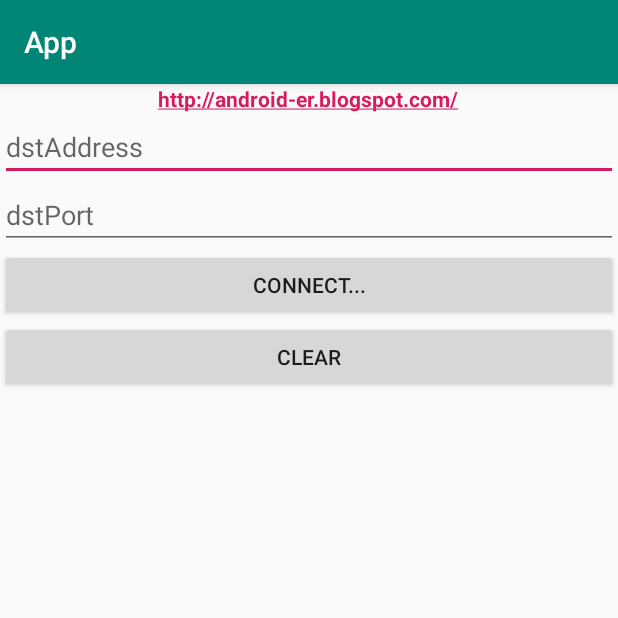
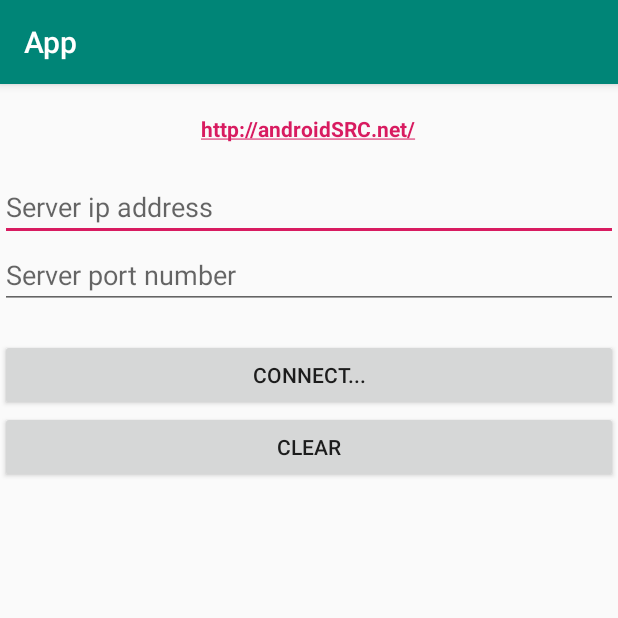
Before and after one commit to CPIJ/Cubi, an Android app: the screen it shows after launch (MainActivity), on a phone screen of 412 x 824 dp, the top half of it. Run offline under Robolectric (Android 15) with nearby library versions, the phone set to English and light mode, and no system bars.

Commit message:
knoppen toegevoegd android app

```diff
--- a/android/app/src/main/AndroidManifest.xml
+++ b/android/app/src/main/AndroidManifest.xml
@@ -1,6 +1,8 @@
 <?xml version="1.0" encoding="utf-8"?>
 <manifest xmlns:android="http://schemas.android.com/apk/res/android"
     package="com.cubi.app">
+
+    <uses-permission android:name="android.permission.INTERNET"/>
 
     <application
         android:allowBackup="true"
--- a/android/app/src/main/java/com/cubi/app/MainActivity.java
+++ b/android/app/src/main/java/com/cubi/app/MainActivity.java
@@ -2,6 +2,7 @@ package com.cubi.app;
 
 import android.support.v7.app.AppCompatActivity;
 import android.os.Bundle;
+import android.view.View;
 import android.widget.Button;
 import android.widget.EditText;
 import android.widget.TextView;
@@ -14,7 +15,7 @@ public class MainActivity extends AppCompatActivity {
     private Socket_Client socket_io;
     private Socket_Client socket_logic;
 
-    TextView textResponse;
+    TextView response;
     EditText editTextAddress, editTextPort;
     Button buttonConnect, buttonClear;
 
@@ -23,14 +24,32 @@ public class MainActivity extends AppCompatActivity {
         super.onCreate(savedInstanceState);
         setContentView(R.layout.activity_main);
 
-        editTextAddress = (EditText)findViewById(R.id.address);
-        editTextPort = (EditText)findViewById(R.id.port);
-        buttonConnect = (Button)findViewById(R.id.connect);
-        buttonClear = (Button)findViewById(R.id.clear);
-        textResponse = (TextView)findViewById(R.id.response);
-
         socket_io = new Socket_Client("192.168.70.146", 8002);
         socket_logic = new Socket_Client("192.168.70.57", 8001);
+
+        editTextAddress = (EditText) findViewById(R.id.addressEditText);
+        editTextPort = (EditText) findViewById(R.id.portEditText);
+        buttonConnect = (Button) findViewById(R.id.connectButton);
+        buttonClear = (Button) findViewById(R.id.clearButton);
+        response = (TextView) findViewById(R.id.responseTextView);
+
+        buttonConnect.setOnClickListener(new View.OnClickListener() {
+
+            @Override
+            public void onClick(View arg0) {
+                socket_io.setMessage("SET_MODE:LEARNING");
+                socket_io.execute();
+
+            }
+        });
+
+        buttonClear.setOnClickListener(new View.OnClickListener() {
+
+            @Override
+            public void onClick(View v) {
+                socket_logic.setMessage("SET_MODE:TRAINING");
+                socket_io.execute();
+            }
+        });
     }
-
 }
--- a/android/app/src/main/res/layout/activity_main.xml
+++ b/android/app/src/main/res/layout/activity_main.xml
@@ -2,39 +2,46 @@
     xmlns:tools="http://schemas.android.com/tools"
     android:layout_width="match_parent"
     android:layout_height="match_parent"
-    android:orientation="vertical"
-    tools:context=".MainActivity" >
+    android:orientation="vertical" >
 
     <TextView
         android:layout_width="wrap_content"
         android:layout_height="wrap_content"
         android:layout_gravity="center_horizontal"
+        android:layout_marginTop="20dp"
+        android:layout_marginBottom="20dp"
         android:autoLink="web"
-        android:text="http://android-er.blogspot.com/"
+        android:text="http://androidSRC.net/"
         android:textStyle="bold" />
+
     <EditText
-        android:id="@+id/address"
+        android:id="@+id/addressEditText"
         android:layout_width="match_parent"
         android:layout_height="wrap_content"
-        android:hint="dstAddress" />
+        android:hint="Server ip address" />
+
     <EditText
-        android:id="@+id/port"
+        android:id="@+id/portEditText"
         android:layout_width="match_parent"
         android:layout_height="wrap_content"
-        android:hint="dstPort" />
+        android:hint="Server port number" />
+
     <Button
-        android:id="@+id/connect"
+        android:id="@+id/connectButton"
         android:layout_width="match_parent"
         android:layout_height="wrap_content"
-        android:text="Connect..."/>
+        android:layout_marginTop="20dp"
+        android:text="Connect..." />
+
     <Button
-        android:id="@+id/clear"
+        android:id="@+id/clearButton"
         android:layout_width="match_parent"
         android:layout_height="wrap_content"
-        android:text="Clear"/>
+        android:text="Clear" />
+
     <TextView
-        android:id="@+id/response"
+        android:id="@+id/responseTextView"
         android:layout_width="wrap_content"
-        android:layout_height="wrap_content"/>
+        android:layout_height="wrap_content" />
 
 </LinearLayout>
```
